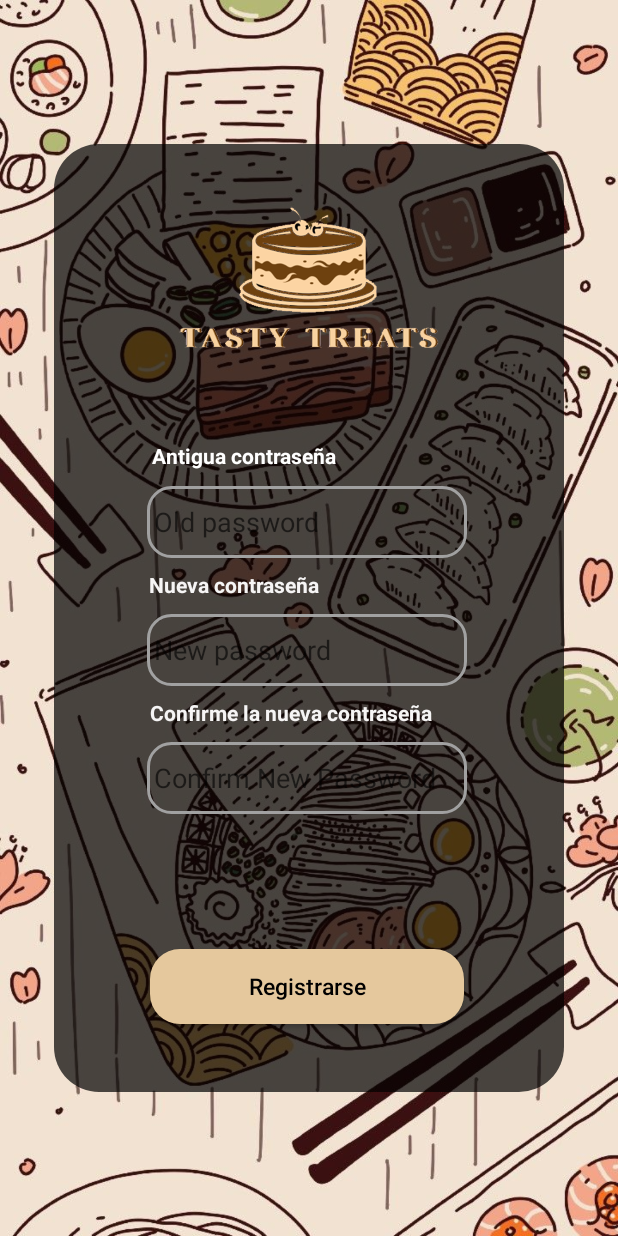
After one commit to Klowsx/Tasty-Treats, an Android app: the CambiarContrasenaActivity screen opened directly, with no data from a screen before it, on a phone screen of 412 x 824 dp. The commit adds this screen. Run offline under Robolectric (Android 15) with nearby library versions, the phone set to English and light mode, and no system bars; our stand-ins replace Firebase (no records; nobody signed in at launch, a user with empty details on screens opened directly).

Commit message:
cambio contraseña

```diff
--- /dev/null
+++ b/app/src/main/res/layout/activity_cambiar_contrasena.xml
@@ -0,0 +1,165 @@
+<?xml version="1.0" encoding="utf-8"?>
+<RelativeLayout xmlns:android="http://schemas.android.com/apk/res/android"
+    xmlns:app="http://schemas.android.com/apk/res-auto"
+    xmlns:tools="http://schemas.android.com/tools"
+    android:layout_width="match_parent"
+    android:layout_height="match_parent"
+    android:padding="16dp"
+    tools:context=".activities.CambiarContrasenaActivity"
+    android:background="@drawable/login"
+    >
+
+
+    <androidx.constraintlayout.widget.ConstraintLayout
+
+        android:layout_width="349dp"
+        android:layout_height="564dp"
+        android:layout_alignParentStart="true"
+        android:layout_alignParentTop="true"
+        android:layout_alignParentEnd="true"
+        android:layout_alignParentBottom="true"
+        android:layout_marginStart="20dp"
+        android:layout_marginTop="80dp"
+        android:layout_marginEnd="20dp"
+        android:layout_marginBottom="80dp"
+        android:background="@drawable/roundend_background"
+        android:orientation="vertical">
+
+
+        <Button
+            android:id="@+id/ChangePasswordButton"
+            android:layout_width="209dp"
+            android:layout_height="50dp"
+            android:layout_marginStart="50dp"
+            android:layout_marginEnd="50dp"
+            android:layout_marginBottom="32dp"
+            android:background="@drawable/rounded_button"
+            android:text="Registrarse"
+            android:textAllCaps="false"
+            android:textColor="@color/black"
+            android:textSize="15sp"
+            app:layout_constraintBottom_toBottomOf="parent"
+            app:layout_constraintEnd_toEndOf="parent"
+            app:layout_constraintHorizontal_bias="0.466"
+            app:layout_constraintStart_toStartOf="parent"
+            app:layout_constraintTop_toBottomOf="@+id/editTextConfirmPassword"
+            app:layout_constraintVertical_bias="0.873"
+            tools:ignore="HardcodedText" />
+
+        <ImageView
+            android:id="@+id/imageView8"
+            android:layout_width="wrap_content"
+            android:layout_height="150dp"
+            android:layout_marginTop="16dp"
+            app:layout_constraintEnd_toEndOf="parent"
+            app:layout_constraintStart_toStartOf="parent"
+            app:layout_constraintTop_toTopOf="parent"
+            app:srcCompat="@drawable/logosem" />
+
+        <TextView
+            android:id="@+id/textView2"
+            android:layout_width="197dp"
+            android:layout_height="20dp"
+            android:layout_marginStart="24dp"
+            android:layout_marginTop="32dp"
+            android:layout_marginEnd="50dp"
+            android:text="Antigua contraseña"
+            android:textColor="@color/white"
+            android:textStyle="bold"
+            app:layout_constraintEnd_toEndOf="parent"
+            app:layout_constraintHorizontal_bias="0.604"
+            app:layout_constraintStart_toStartOf="parent"
+            app:layout_constraintTop_toBottomOf="@+id/imageView8" />
+
+        <EditText
+            android:id="@+id/editTextoldPassword"
+            android:layout_width="wrap_content"
+            android:layout_height="wrap_content"
+            android:layout_marginStart="50dp"
+            android:layout_marginTop="10dp"
+            android:layout_marginEnd="50dp"
+            android:autofillHints=""
+            android:background="@drawable/edittext_border"
+            android:ems="10"
+            android:hint="Old password"
+            android:inputType="textEmailAddress"
+            android:minHeight="48dp"
+            android:textColor="@color/grisClaro"
+            app:layout_constraintEnd_toEndOf="parent"
+            app:layout_constraintHorizontal_bias="0.452"
+            app:layout_constraintStart_toStartOf="parent"
+            app:layout_constraintTop_toBottomOf="@+id/textView2" />
+
+        <TextView
+            android:id="@+id/textView"
+            android:layout_width="wrap_content"
+            android:layout_height="wrap_content"
+            android:layout_marginStart="24dp"
+            android:layout_marginTop="8dp"
+            android:layout_marginEnd="50dp"
+            android:text="Nueva contraseña"
+            android:textColor="@color/fondomain"
+            android:textStyle="bold"
+            app:layout_constraintEnd_toEndOf="parent"
+            app:layout_constraintHorizontal_bias="0.26"
+            app:layout_constraintStart_toStartOf="parent"
+            app:layout_constraintTop_toBottomOf="@id/editTextoldPassword" />
+
+        <EditText
+            android:id="@+id/editTextPassword"
+            android:layout_width="wrap_content"
+            android:layout_height="wrap_content"
+            android:layout_marginStart="50dp"
+            android:layout_marginTop="10dp"
+            android:layout_marginEnd="50dp"
+            android:autofillHints=""
+            android:background="@drawable/edittext_border"
+            android:ems="10"
+            android:hint="New password"
+            android:inputType="textPassword"
+            android:minHeight="48dp"
+            android:textColor="@color/grisClaro"
+            app:layout_constraintEnd_toEndOf="parent"
+            app:layout_constraintHorizontal_bias="0.452"
+            app:layout_constraintStart_toStartOf="parent"
+            app:layout_constraintTop_toBottomOf="@+id/textView" />
+
+        <TextView
+            android:id="@+id/textView3"
+            android:layout_width="wrap_content"
+            android:layout_height="wrap_content"
+            android:layout_marginStart="24dp"
+            android:layout_marginTop="8dp"
+            android:layout_marginEnd="50dp"
+            android:text="Confirme la nueva contraseña"
+            android:textColor="@color/fondomain"
+            android:textStyle="bold"
+            app:layout_constraintEnd_toEndOf="parent"
+            app:layout_constraintHorizontal_bias="0.52"
+            app:layout_constraintStart_toStartOf="parent"
+            app:layout_constraintTop_toBottomOf="@id/editTextPassword" />
+
+        <EditText
+            android:id="@+id/editTextConfirmPassword"
+            android:layout_width="wrap_content"
+            android:layout_height="wrap_content"
+            android:layout_marginStart="50dp"
+            android:layout_marginTop="10dp"
+            android:layout_marginEnd="50dp"
+            android:autofillHints=""
+            android:background="@drawable/edittext_border"
+            android:ems="10"
+            android:hint="Confirm New Password"
+            android:inputType="textPassword"
+            android:minHeight="48dp"
+            android:textColor="@color/grisClaro"
+            app:layout_constraintEnd_toEndOf="parent"
+            app:layout_constraintHorizontal_bias="0.448"
+            app:layout_constraintStart_toStartOf="parent"
+            app:layout_constraintTop_toBottomOf="@+id/textView3" />
+
+
+    </androidx.constraintlayout.widget.ConstraintLayout>
+
+
+</RelativeLayout>
--- a/app/src/main/res/layout/fragment_home.xml
+++ b/app/src/main/res/layout/fragment_home.xml
@@ -131,7 +131,7 @@
                     android:layout_marginStart="4dp"
                     android:background="@drawable/buttonflipper_arrow_left"
                     android:onClick="onPreviousButtonClick"
-                    android:text="←"
+                    android:text="---"
                     app:layout_constraintBottom_toBottomOf="parent"
                     app:layout_constraintStart_toStartOf="parent"
                     app:layout_constraintTop_toTopOf="parent"
@@ -144,7 +144,7 @@
                     android:layout_gravity="center"
                     android:background="@drawable/buttonflipper_arrow_lright"
                     android:onClick="onNextButtonClick"
-
+                    android:text="---"
                     app:layout_constraintBottom_toBottomOf="parent"
                     app:layout_constraintEnd_toEndOf="parent"
                     app:layout_constraintTop_toTopOf="parent" />
```
Also changed, not shown: app/src/main/AndroidManifest.xml (+10 -13 lines), app/src/main/java/com/example/semestral/activities/CambiarContrasenaActivity.kt (added, +115 -0 lines), app/src/main/java/com/example/semestral/fragments/ProfileFragment.kt (+11 -2 lines).
